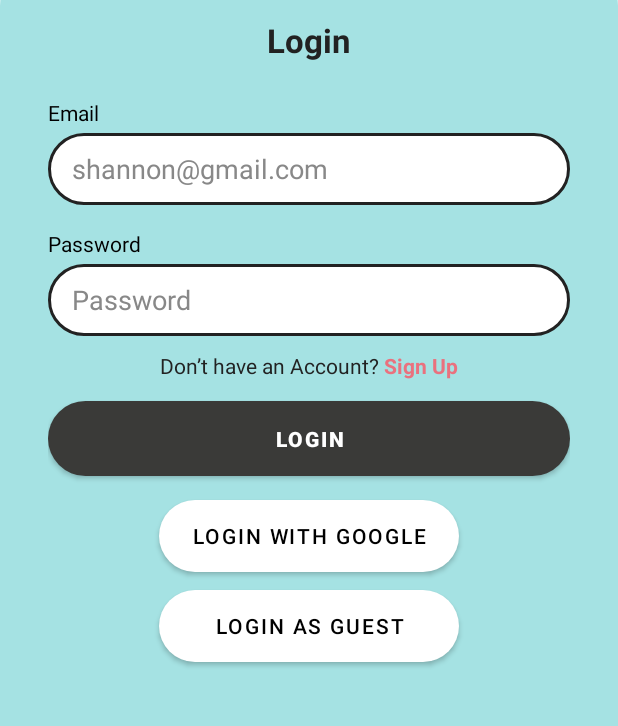
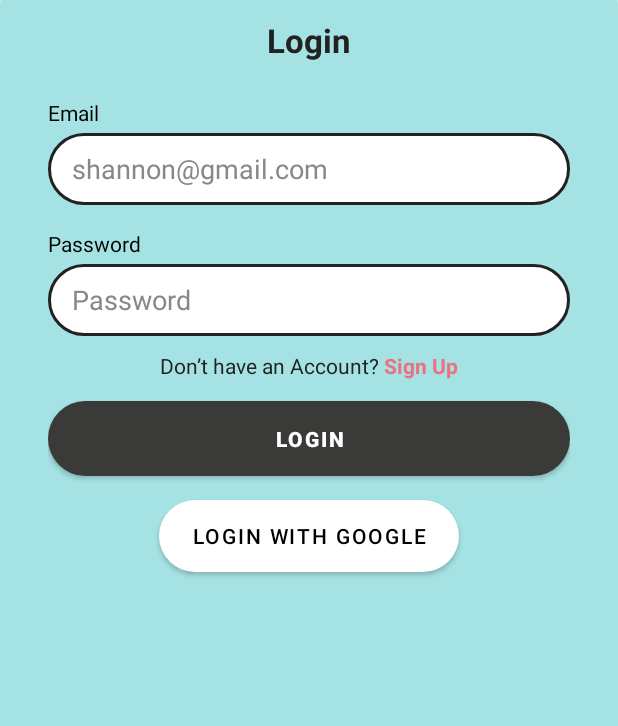
Before and after one commit to viltaylor/SheRaise, an Android app built with Jetpack Compose: the LoginMentorActivity screen opened directly, with no data from a screen before it, on a phone screen of 412 x 824 dp, the part 372-1098 px from its top. Run offline under Robolectric (Android 15) with nearby library versions, the phone set to English and light mode, and no system bars; our stand-ins replace Firebase (no records; nobody signed in at launch, a user with empty details on screens opened directly).

Commit message:
Mentor Login Signup changes

```diff
--- a/app/src/main/java/com/example/sheraise/LoginMentorActivity.kt
+++ b/app/src/main/java/com/example/sheraise/LoginMentorActivity.kt
@@ -14,7 +14,6 @@ class LoginMentorActivity : AppCompatActivity() {
     private lateinit var passwordLogin: EditText
     private lateinit var btnLoginConfirm: Button
     private lateinit var btnGoogle: Button
-    private lateinit var btnGuestLogin: Button
     private lateinit var txtSignup: TextView
 
     override fun onCreate(savedInstanceState: Bundle?) {
@@ -29,7 +28,6 @@ class LoginMentorActivity : AppCompatActivity() {
         passwordLogin = findViewById(R.id.passwordLogin)
         btnLoginConfirm = findViewById(R.id.btnLoginConfirm)
         btnGoogle = findViewById(R.id.btnGoogle)
-        btnGuestLogin = findViewById(R.id.btnGuestLogin)
         txtSignup = findViewById(R.id.txtSignup)
 
         // Handle login button
@@ -42,13 +40,6 @@ class LoginMentorActivity : AppCompatActivity() {
             } else {
                 loginUser(email, password)
             }
-        }
-
-        // Login as guest
-        btnGuestLogin.setOnClickListener {
-            Toast.makeText(this, "Logged in as Guest", Toast.LENGTH_SHORT).show()
-            startActivity(Intent(this, HomeMentorActivity::class.java))
-            finish()
         }
 
         // Placeholder for Google login
--- a/app/src/main/java/com/example/sheraise/SignUpMentorActivity.kt
+++ b/app/src/main/java/com/example/sheraise/SignUpMentorActivity.kt
@@ -102,7 +102,7 @@ class SignUpMentorActivity : AppCompatActivity() {
                         .set(userMap)
                         .addOnSuccessListener {
                             Toast.makeText(this, "Account created successfully!", Toast.LENGTH_SHORT).show()
-                            startActivity(Intent(this, LoginActivity::class.java))
+                            startActivity(Intent(this, LoginMentorActivity::class.java))
                             finish()
                         }
                         .addOnFailureListener { e ->
--- /dev/null
+++ b/app/src/main/res/drawable/plussign.xml
@@ -0,0 +1,5 @@
+<vector xmlns:android="http://schemas.android.com/apk/res/android" android:height="500dp" android:viewportHeight="530" android:viewportWidth="530" android:width="500dp">
+
+    <path android:fillColor="#00000000" android:pathData="M265,159.74V370.26M370.26,265H159.74M15,265C15,147.16 15,88.21 51.61,51.61C88.21,15 147.13,15 265,15C382.84,15 441.79,15 478.39,51.61C515,88.21 515,147.13 515,265C515,382.84 515,441.79 478.39,478.39C441.79,515 382.87,515 265,515C147.16,515 88.21,515 51.61,478.39C15,441.79 15,382.87 15,265Z" android:strokeColor="#ffffff" android:strokeLineCap="round" android:strokeLineJoin="round" android:strokeWidth="30"/>
+
+</vector>
--- a/app/src/main/res/layout/activity_login_mentor.xml
+++ b/app/src/main/res/layout/activity_login_mentor.xml
@@ -145,18 +145,6 @@
             android:text="Login With Google"
             app:backgroundTint="@null"
             android:textColor="@color/black" />
-
-        <!-- Guest Button -->
-        <Button
-            android:id="@+id/btnGuestLogin"
-            android:layout_gravity="center"
-            android:layout_width="200dp"
-            android:layout_height="48dp"
-            android:layout_marginTop="12dp"
-            android:background="@drawable/rounded_white_button"
-            android:text="Login As Guest"
-            app:backgroundTint="@null"
-            android:textColor="@color/black" />
     </LinearLayout>
 
 </LinearLayout>
--- a/app/src/main/res/layout/fragment_mentor_course.xml
+++ b/app/src/main/res/layout/fragment_mentor_course.xml
@@ -51,10 +51,10 @@
 
     <ImageButton
         android:id="@+id/btnAddCourse"
-        android:layout_width="75dp"
+        android:layout_width="55dp"
         android:layout_height="55dp"
         android:background="@drawable/confirm_button"
-        android:src="@drawable/logo_forum"
+        android:src="@drawable/plussign"
         android:scaleType="centerCrop"
         android:contentDescription="Add"
         app:layout_constraintBottom_toBottomOf="parent"
```
